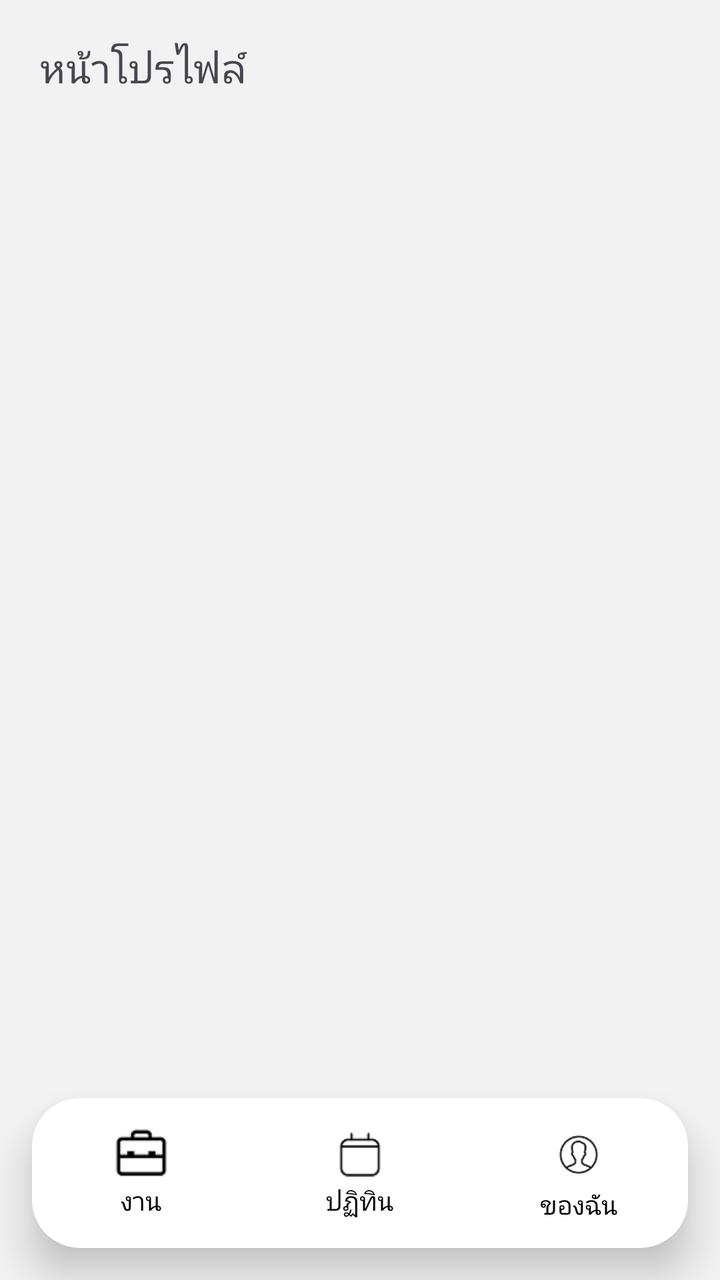
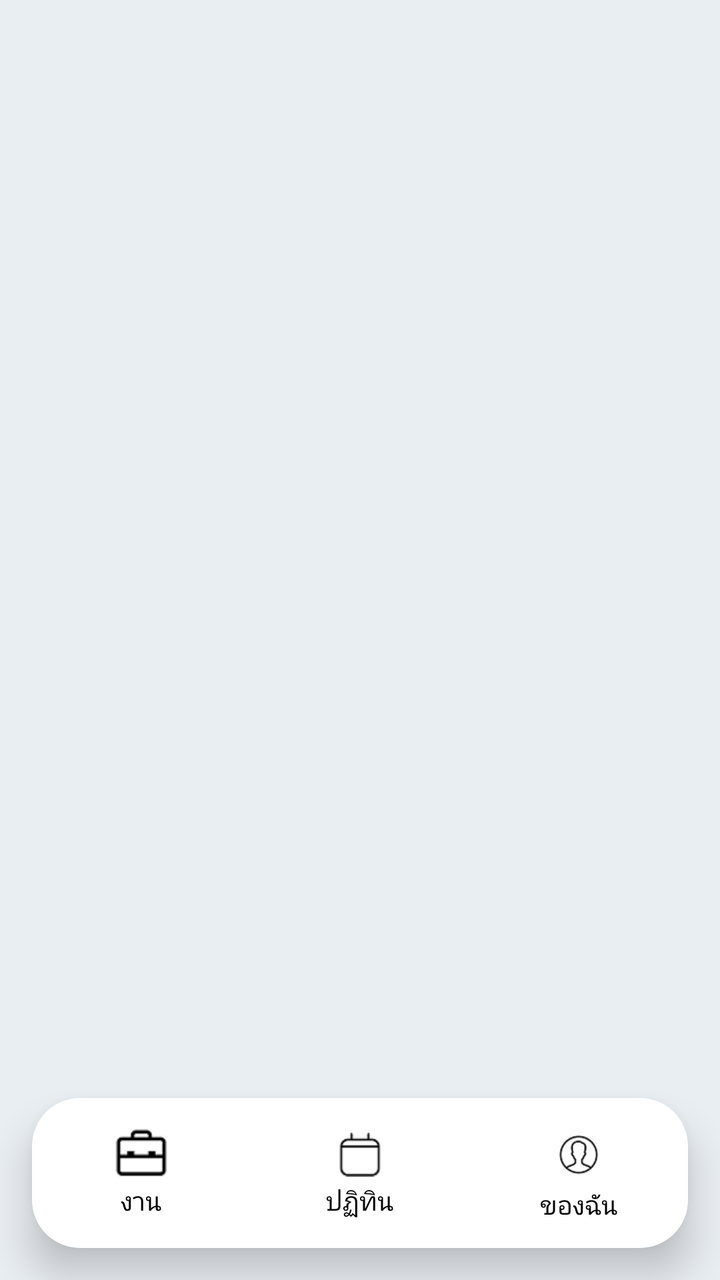

Compare the two renders of this Android layout. The source of the first and the diff that turns it into the second are given below.
<!-- AndroidManifest.xml: application theme Theme.Project -->
<!-- res/layout/activity_profile.xml -->
<?xml version="1.0" encoding="utf-8"?>
<androidx.constraintlayout.widget.ConstraintLayout
    xmlns:android="http://schemas.android.com/apk/res/android"
    xmlns:app="http://schemas.android.com/apk/res-auto"
    xmlns:tools="http://schemas.android.com/tools"
    android:id="@+id/main"
    android:layout_width="match_parent"
    android:layout_height="match_parent"
    android:background="#f2f2f2"
    tools:context=".ProfileActivity">

    
    <TextView
        android:layout_width="wrap_content"
        android:layout_height="wrap_content"
        android:text="หน้าโปรไฟล์"
        android:textSize="20sp"
        app:layout_constraintTop_toTopOf="parent"
        app:layout_constraintStart_toStartOf="parent"
        android:layout_margin="20dp"/>

    
    <include
        android:id="@+id/bottomBar"
        layout="@layout/view_bottom_bar"
        android:layout_width="0dp"
        android:layout_height="wrap_content"
        app:layout_constraintBottom_toBottomOf="parent"
        app:layout_constraintStart_toStartOf="parent"
        app:layout_constraintEnd_toEndOf="parent"/>

</androidx.constraintlayout.widget.ConstraintLayout>
<!-- res/layout/view_bottom_bar.xml (included above) -->
<?xml version="1.0" encoding="utf-8"?>
<merge xmlns:android="http://schemas.android.com/apk/res/android"
    xmlns:app="http://schemas.android.com/apk/res-auto">

    <androidx.constraintlayout.widget.ConstraintLayout
        android:layout_width="match_parent"
        android:layout_height="match_parent">

        <LinearLayout
            android:layout_width="0dp"
            android:layout_height="75dp"
            android:layout_marginStart="16dp"
            android:layout_marginEnd="16dp"
            android:layout_marginBottom="16dp"
            android:orientation="vertical"
            android:background="@drawable/bg_bottom_menu"
            android:elevation="12dp"

            app:layout_constraintStart_toStartOf="parent"
            app:layout_constraintEnd_toEndOf="parent"
            app:layout_constraintBottom_toBottomOf="parent">

            
            <LinearLayout
                android:layout_width="match_parent"
                android:layout_height="match_parent"
                android:gravity="center"
                android:orientation="horizontal">

                
                <LinearLayout
                    android:id="@+id/menu_tasks"
                    android:layout_width="0dp"
                    android:layout_height="match_parent"
                    android:layout_weight="1"
                    android:background="?attr/selectableItemBackground"
                    android:clickable="true"
                    android:focusable="true"
                    android:gravity="center"
                    android:orientation="vertical">

                    <ImageView
                        android:layout_width="28dp"
                        android:layout_height="28dp"
                        android:src="@drawable/ic_menu_agenda" />

                    <TextView
                        android:layout_width="wrap_content"
                        android:layout_height="wrap_content"
                        android:text="งาน"
                        android:textSize="13sp"
                        android:textColor="#000000"/>
                </LinearLayout>

                
                <LinearLayout
                    android:id="@+id/menu_calendar"
                    android:layout_width="0dp"
                    android:layout_height="match_parent"
                    android:layout_weight="1"
                    android:background="?attr/selectableItemBackground"
                    android:clickable="true"
                    android:focusable="true"
                    android:gravity="center"
                    android:orientation="vertical">

                    <ImageView
                        android:layout_width="28dp"
                        android:layout_height="28dp"
                        android:src="@drawable/ic_menu_my_calendar" />

                    <TextView
                        android:layout_width="wrap_content"
                        android:layout_height="wrap_content"
                        android:text="ปฏิทิน"
                        android:textSize="13sp"
                        android:textColor="#000000"/>
                </LinearLayout>

                
                <LinearLayout
                    android:id="@+id/menu_profile"
                    android:layout_width="0dp"
                    android:layout_height="match_parent"
                    android:layout_weight="1"
                    android:background="?attr/selectableItemBackground"
                    android:clickable="true"
                    android:focusable="true"
                    android:gravity="center"
                    android:orientation="vertical">

                    <ImageView
                        android:layout_width="32dp"
                        android:layout_height="32dp"
                        android:src="@drawable/ic_menu_profile" />

                    <TextView
                        android:layout_width="wrap_content"
                        android:layout_height="wrap_content"
                        android:text="ของฉัน"
                        android:textSize="13sp"
                        android:textColor="#000000"/>
                </LinearLayout>

            </LinearLayout>

        </LinearLayout>

    </androidx.constraintlayout.widget.ConstraintLayout>

</merge>
<!-- resources referenced by this layout -->
<resources>
  <!-- drawable bg_bottom_menu (drawable) -->
  <?xml version="1.0" encoding="utf-8"?>
  <shape xmlns:android="http://schemas.android.com/apk/res/android">
  
      <solid android:color="#FFFFFF"/>
  
      
      <corners android:radius="24dp"/>
  
  </shape>
  <!-- drawable ic_menu_agenda: png bitmap (drawable, 784 bytes) -->
  <!-- drawable ic_menu_my_calendar: png bitmap (drawable, 614 bytes) -->
  <!-- drawable ic_menu_profile: png bitmap (drawable, 1424 bytes) -->
  <style name="Theme.Project" parent="Base.Theme.Project" />
  <style name="Base.Theme.Project" parent="Theme.Material3.DayNight.NoActionBar">
          
          
      </style>
</resources>

<!-- the commit's change to res/layout/activity_profile.xml (unified diff, before → after) -->
@@ -3,31 +3,18 @@
     xmlns:android="http://schemas.android.com/apk/res/android"
     xmlns:app="http://schemas.android.com/apk/res-auto"
     xmlns:tools="http://schemas.android.com/tools"
-    android:id="@+id/main"
     android:layout_width="match_parent"
     android:layout_height="match_parent"
-    android:background="#f2f2f2"
-    tools:context=".ProfileActivity">
+    android:background="#E9EEF2">
 
-    
-    <TextView
-        android:layout_width="wrap_content"
-        android:layout_height="wrap_content"
-        android:text="หน้าโปรไฟล์"
-        android:textSize="20sp"
-        app:layout_constraintTop_toTopOf="parent"
-        app:layout_constraintStart_toStartOf="parent"
-        android:layout_margin="20dp"/>
-
-    
     <include
         android:id="@+id/bottomBar"
         layout="@layout/view_bottom_bar"
-        android:layout_width="0dp"
-        android:layout_height="wrap_content"
+        android:layout_width="37dp"
+        android:layout_height="52dp"
         app:layout_constraintBottom_toBottomOf="parent"
-        app:layout_constraintStart_toStartOf="parent"
-        app:layout_constraintEnd_toEndOf="parent"/>
+        app:layout_constraintEnd_toEndOf="parent"
+        app:layout_constraintStart_toStartOf="parent" />
 
 </androidx.constraintlayout.widget.ConstraintLayout>
 <!-- res/layout/view_bottom_bar.xml (included above) -->
